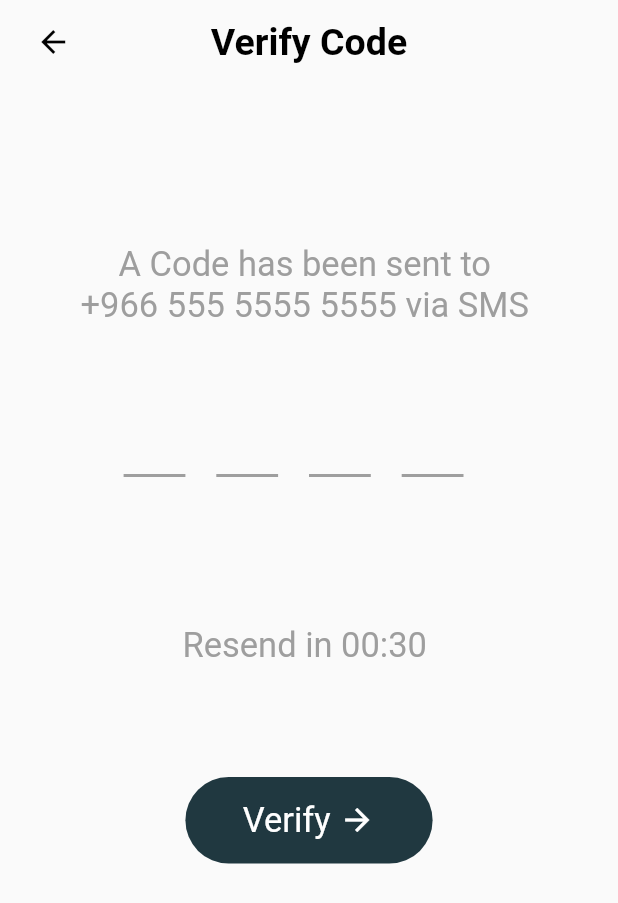
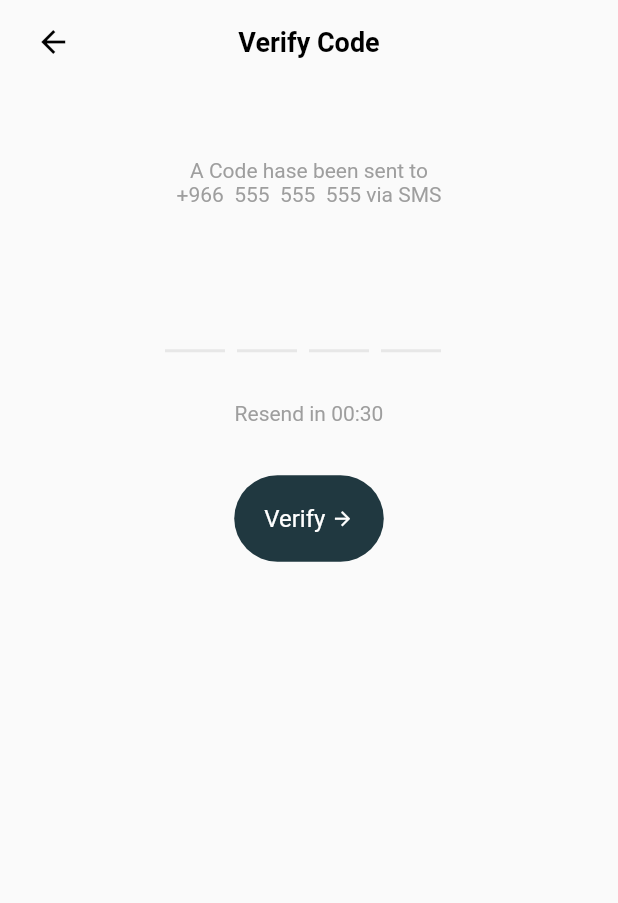
Before and after one commit to khuramShabbir/kashif, a Flutter app: the OtpVerifyCode screen opened directly, on a phone screen of 412 x 824 dp. Shown: the top 903 px of the screen. Run offline on Flutter 3.47's test engine with Material 2 defaults, Android fonts, the phone set to English and light mode, and no system bars; drawn by our look-alikes of flutter_otp_text_field; our stand-ins replace carousel_slider, flutter_rating_bar, flutter_svg, get, logger; missing offline and left inert: shape_of_view_null_safe.

Commit message:
ui update on 12/08/2021

```diff
--- a/lib/login-Screens/forget_password.dart
+++ b/lib/login-Screens/forget_password.dart
@@ -35,14 +35,14 @@ class _SignInUIState extends State<ForgetPasswordUi> {
                       Text(
                         "Forgot Password ?",
                         style: TextStyle(
-                            fontWeight: FontWeight.bold, fontSize: 25),
+                            fontWeight: FontWeight.bold, fontSize: 16),
                       ),
                       SizedBox(
                         height: 50,
                       ),
                       Text(
                         "Enter Your email address",
-                        style: TextStyle(fontSize: 18, color: Colors.grey),
+                        style: TextStyle(fontSize: 16, color: Colors.grey),
                       ),
                     ],
                   ),
--- a/lib/login-Screens/otp_verify_code.dart
+++ b/lib/login-Screens/otp_verify_code.dart
@@ -1,6 +1,7 @@
 import 'package:flutter/cupertino.dart';
 import 'package:flutter/material.dart';
 import 'package:get/get.dart';
+import 'package:flutter_otp_text_field/flutter_otp_text_field.dart';
 import 'package:kashif/order_taking_screens/odrder_start.dart';
 import 'package:kashif/utils.dart';
 
@@ -35,110 +36,76 @@ class _OtpVerifyCodeState extends State<OtpVerifyCode> {
           title: const Text(
             "Verify Code",
             style: TextStyle(
-              color: Colors.black, fontWeight: FontWeight.bold, fontSize: 25),
+                color: Colors.black, fontWeight: FontWeight.bold, fontSize: 18),
           ),
         ),
         body: Column(
           children: [
             SizedBox(
-            height: Get.height * .13,
+              height: Get.height * .06,
+            ),
+            const Text(
+              'A Code hase been sent to',
+              style: TextStyle(color: Colors.grey),
+            ),
+            const Text(
+              '+966  555  555  555 via SMS',
+              style: TextStyle(color: Colors.grey),
             ),
             SizedBox(
-            child: Center(
-              child: Column(
-                children: [
-                  const Text(
-                    "A Code has been sent to ",
-                    style: TextStyle(color: Colors.grey, fontSize: 23),
+              height: Get.height * .06,
+            ),
+            //TODO: Implement On OTP Field
+
+
+
+            OtpTextField(
+              cursorColor: Colors.transparent,
+              numberOfFields: 4,
+              borderColor: const Color(0xFF512DA8),
+              showFieldAsBox: false,
+              onCodeChanged: (String code) {},
+              onSubmit: (String verificationCode) {}, // end onSubmit
+            ),
+
+
+
+
+            SizedBox(
+              height: Get.height * .04,
             ),
             const Text(
-                    "+966 555 5555 5555 via SMS ",
-                    style: TextStyle(color: Colors.grey, fontSize: 23),
+              'Resend in 00:30',
+              style: TextStyle(color: Colors.grey),
             ),
             SizedBox(
-                    height: Get.height * .12,
-                  ),
-                  Row(
-                    mainAxisAlignment: MainAxisAlignment.center,
-                    children: [
-                      Container(
-                        width: Get.width * .1,
-                        height: 2,
-                        color: Colors.grey,
-                      ),
-                      SizedBox(
-                        width: Get.width * .05,
-                      ),
-                      Container(
-                        width: Get.width * .1,
-                        height: 2,
-                        color: Colors.grey,
-                      ),
-                      SizedBox(
-                        width: Get.width * .05,
-                      ),
-                      Container(
-                        width: Get.width * .1,
-                        height: 2,
-                        color: Colors.grey,
-                      ),
-                      SizedBox(
-                        width: Get.width * .05,
-                      ),
-                      Container(
-                        width: Get.width * .1,
-                        height: 2,
-                        color: Colors.grey,
-                      ),
-                      SizedBox(
-                        width: Get.width * .05,
-                      ),
-                    ],
-                  ),
-                  SizedBox(
-                    height: Get.height * .12,
-                  ),
-                  Row(
-                    mainAxisAlignment: MainAxisAlignment.center,
-                    children: const [
-                      Text(
-                        "Resend in ",
-                        style: TextStyle(color: Colors.grey, fontSize: 23),
-                      ),
-                      Text(
-                        "00:30 ",
-                        style: TextStyle(color: Colors.grey, fontSize: 23),
-                      ),
-                    ],
-                  ),
-                  SizedBox(
-                    height: Get.height * .09,
+              height: Get.height * .04,
             ),
             customButton(
-                      onClick: () {Get.to(() =>const StartYourOrder());},
+                onClick: () {
+                  Get.to(() => const StartYourOrder());
+                },
                 buttonHeight: Get.height * 0.07,
-                      buttonWidth: Get.width * 0.4,
-                      buttonWidget: Row(
+                buttonWidget: Padding(
+                  padding: const EdgeInsets.symmetric(horizontal: 20),
+                  child: Row(
+                    mainAxisSize: MainAxisSize.min,
                     mainAxisAlignment: MainAxisAlignment.center,
                     children: const [
                       Text(
                         "Verify ",
-                            style:
-                                TextStyle(color: Colors.white, fontSize: 23),
+                        style: TextStyle(color: Colors.white, fontSize: 16),
                       ),
                       Icon(
                         Icons.arrow_forward_outlined,
                         color: Colors.white,
+                        size: 15,
                       )
                     ],
+                  ),
                 ))
           ],
-              ),
-            ),
-            height: Get.height * .60,
-          ),
-        ],
-      ),
+        )
     );
   }
 }
--- a/lib/login-Screens/sign_up_ui.dart
+++ b/lib/login-Screens/sign_up_ui.dart
@@ -229,7 +229,6 @@ class _SignInUIState extends State<SignUpUi> {
                         customButton(
                           onClick: () {Get.to(() =>const OtpVerifyCode());},
                           buttonHeight: Get.height * .07,
-                          buttonWidth: Get.width * 0.4,
                           buttonWidget: Row(
                             mainAxisAlignment: MainAxisAlignment.center,
                             children: const [
--- a/lib/utils.dart
+++ b/lib/utils.dart
@@ -76,8 +76,7 @@ Widget carousalSlider (){
 Widget customButton({
   var buttonWidget,
   double borderRadius = 50,
-  double buttonHeight = 50,
-  double buttonWidth = 150,
+  double buttonHeight = 0,
   required Function onClick,
 }) {
   return InkWell(
@@ -86,7 +85,6 @@ Widget customButton({
     },
     child: Container(
         height: buttonHeight,
-        width: buttonWidth,
         decoration: BoxDecoration(
           borderRadius: BorderRadius.circular(borderRadius),
           color: const Color(primaryColor),
@@ -158,7 +156,7 @@ Widget customDetailBar({
   double height = 20,
   double radius = 15,
   Widget? children,
-  String showImageAddress = "assets/Kashif.png",
+  String showImageAddress = "assets/ongoing.png",
   String inspectionType = 'On going inspection',
   String definitionOfService = 'Simple definition of a service',
 }) {
--- a/pubspec.yaml
+++ b/pubspec.yaml
@@ -36,6 +36,7 @@ dependencies:
   logger:
   flutter_svg:
   flutter_rating_bar:
+  flutter_otp_text_field: ^1.0.0
 
 
 
```
Also changed, not shown: lib/login-Screens/sign_in_ui.dart (+49 -26 lines), lib/order_taking_screens/link_ui.dart (+8 -8 lines), lib/order_taking_screens/odrder_start.dart (+18 -10 lines), lib/order_taking_screens/vehicles.dart (+10 -9 lines), lib/splash_screen/home_screen.dart (+24 -16 lines), assets/centerInspection.png (added), assets/ongoing.png (added), pubspec.lock, 1 other file. Lines whose indentation alone changed are shown as unchanged.
